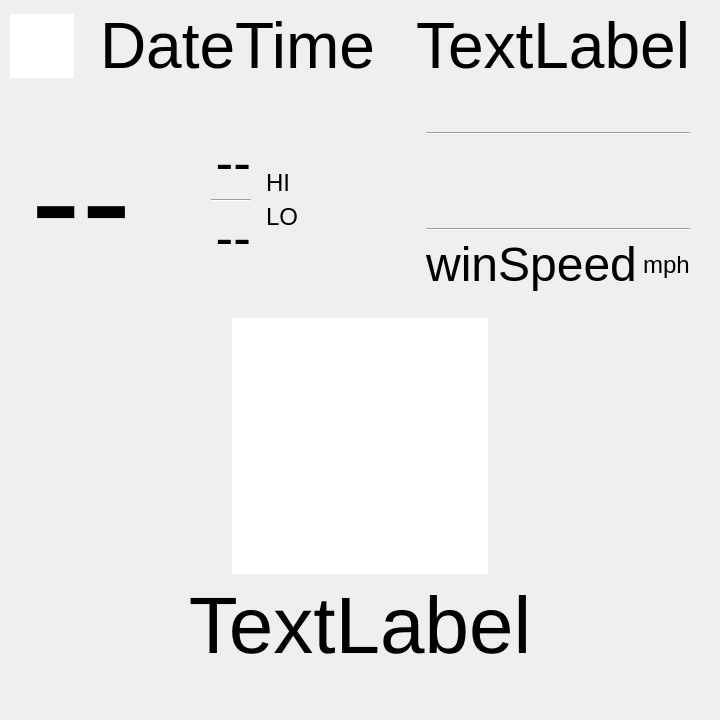
Above: weatherfxLite.ui from iachievedit/weatherfxlite before the change. Below: the same form after it.
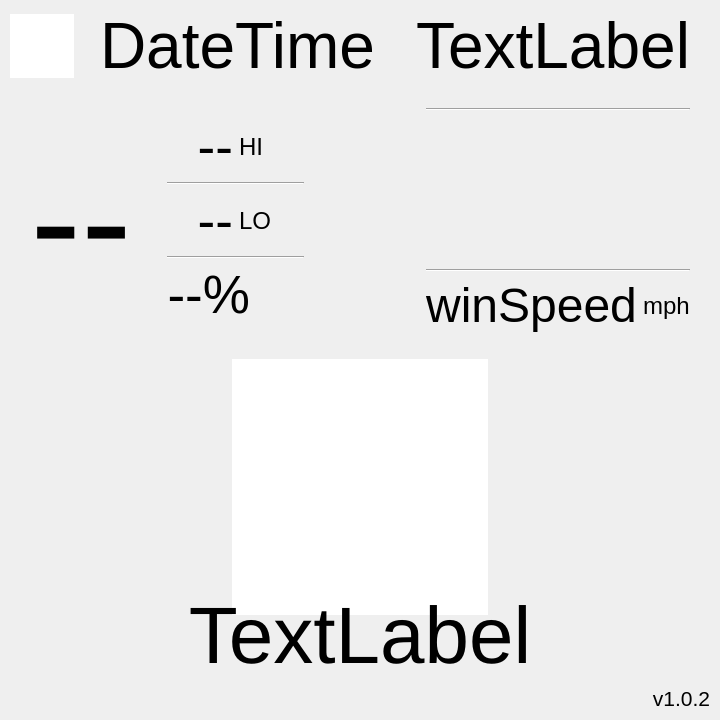
That is the form after the change. Custom widgets are drawn as their Qt base class.

Diff of the .ui file:
```diff
--- a/weatherfxLite.ui
+++ b/weatherfxLite.ui
@@ -235,6 +235,8 @@
           <widget class="QFrame" name="frame">
            <layout class="QVBoxLayout" name="verticalLayout">
             <item>
+             <layout class="QHBoxLayout">
+              <item>
              <widget class="QLabel" name="hiTemp">
               <property name="font">
                <font>
@@ -245,9 +247,26 @@
                <string>--</string>
               </property>
               <property name="alignment">
-               <set>Qt::AlignmentFlag::AlignBottom|Qt::AlignmentFlag::AlignRight|Qt::AlignmentFlag::AlignTrailing</set>
-              </property>
-             </widget>
+                 <set>Qt::AlignmentFlag::AlignRight|Qt::AlignmentFlag::AlignVCenter|Qt::AlignmentFlag::AlignTrailing</set>
+                </property>
+               </widget>
+              </item>
+              <item>
+               <widget class="QLabel" name="label">
+                <property name="font">
+                 <font>
+                  <pointsize>18</pointsize>
+                 </font>
+                </property>
+                <property name="text">
+                 <string>HI</string>
+                </property>
+                <property name="alignment">
+                 <set>Qt::AlignmentFlag::AlignLeading|Qt::AlignmentFlag::AlignLeft|Qt::AlignmentFlag::AlignVCenter</set>
+                </property>
+               </widget>
+              </item>
+             </layout>
             </item>
             <item>
              <widget class="Line" name="line">
@@ -263,6 +282,8 @@
              </widget>
             </item>
             <item>
+             <layout class="QHBoxLayout">
+              <item>
              <widget class="QLabel" name="loTemp">
               <property name="font">
                <font>
@@ -273,32 +294,7 @@
                <string>--</string>
               </property>
               <property name="alignment">
-               <set>Qt::AlignmentFlag::AlignRight|Qt::AlignmentFlag::AlignTop|Qt::AlignmentFlag::AlignTrailing</set>
-              </property>
-             </widget>
-            </item>
-           </layout>
-          </widget>
-         </item>
-        </layout>
-       </item>
-       <item>
-        <layout class="QVBoxLayout" name="verticalLayout_2">
-         <item>
-          <widget class="QLabel" name="label">
-           <property name="font">
-            <font>
-             <pointsize>18</pointsize>
-            </font>
-           </property>
-           <property name="text">
-            <string>HI</string>
-           </property>
-           <property name="scaledContents">
-            <bool>false</bool>
-           </property>
-           <property name="alignment">
-            <set>Qt::AlignmentFlag::AlignBottom|Qt::AlignmentFlag::AlignJustify</set>
+                 <set>Qt::AlignmentFlag::AlignRight|Qt::AlignmentFlag::AlignVCenter|Qt::AlignmentFlag::AlignTrailing</set>
            </property>
           </widget>
          </item>
@@ -313,8 +309,58 @@
             <string>LO</string>
            </property>
            <property name="alignment">
-            <set>Qt::AlignmentFlag::AlignJustify|Qt::AlignmentFlag::AlignTop</set>
-           </property>
+                 <set>Qt::AlignmentFlag::AlignLeading|Qt::AlignmentFlag::AlignLeft|Qt::AlignmentFlag::AlignVCenter</set>
+                </property>
+               </widget>
+              </item>
+             </layout>
+            </item>
+            <item>
+             <widget class="Line" name="line_4">
+              <property name="orientation">
+               <enum>Qt::Orientation::Horizontal</enum>
+              </property>
+             </widget>
+            </item>
+            <item>
+             <layout class="QHBoxLayout">
+              <item>
+               <widget class="QLabel" name="precipChance">
+                <property name="font">
+                 <font>
+                  <pointsize>40</pointsize>
+                 </font>
+                </property>
+                <property name="text">
+                 <string>--%</string>
+                </property>
+                <property name="alignment">
+                 <set>Qt::AlignmentFlag::AlignRight|Qt::AlignmentFlag::AlignVCenter|Qt::AlignmentFlag::AlignTrailing</set>
+                </property>
+               </widget>
+              </item>
+              <item>
+               <widget class="QLabel" name="precipIcon">
+                <property name="minimumSize">
+                 <size>
+                  <width>48</width>
+                  <height>48</height>
+                 </size>
+                </property>
+                <property name="maximumSize">
+                 <size>
+                  <width>48</width>
+                  <height>48</height>
+                 </size>
+                </property>
+                <property name="scaledContents">
+                 <bool>true</bool>
+                </property>
+               </widget>
+              </item>
+             </layout>
+            </item>
+           </layout>
           </widget>
          </item>
         </layout>
@@ -337,22 +383,6 @@
        </item>
        <item>
         <layout class="QVBoxLayout" name="windLayout">
-         <item>
-          <spacer name="verticalSpacer_4">
-           <property name="orientation">
-            <enum>Qt::Orientation::Vertical</enum>
-           </property>
-           <property name="sizeType">
-            <enum>QSizePolicy::Policy::Expanding</enum>
-           </property>
-           <property name="sizeHint" stdset="0">
-            <size>
-             <width>20</width>
-             <height>20</height>
-            </size>
-           </property>
-          </spacer>
-         </item>
          <item>
           <widget class="Line" name="line_3">
            <property name="orientation">
@@ -532,11 +562,26 @@
        <property name="sizeHint" stdset="0">
         <size>
          <width>20</width>
-         <height>40</height>
+         <height>10</height>
         </size>
        </property>
       </spacer>
      </item>
+     <item>
+      <widget class="QLabel" name="versionLabel">
+       <property name="font">
+        <font>
+         <pointsize>16</pointsize>
+        </font>
+       </property>
+       <property name="text">
+        <string>v1.0.2</string>
+       </property>
+       <property name="alignment">
+        <set>Qt::AlignmentFlag::AlignRight|Qt::AlignmentFlag::AlignBottom</set>
+       </property>
+      </widget>
+     </item>
     </layout>
    </item>
   </layout>
```
Lines whose indentation alone changed are shown as unchanged.
